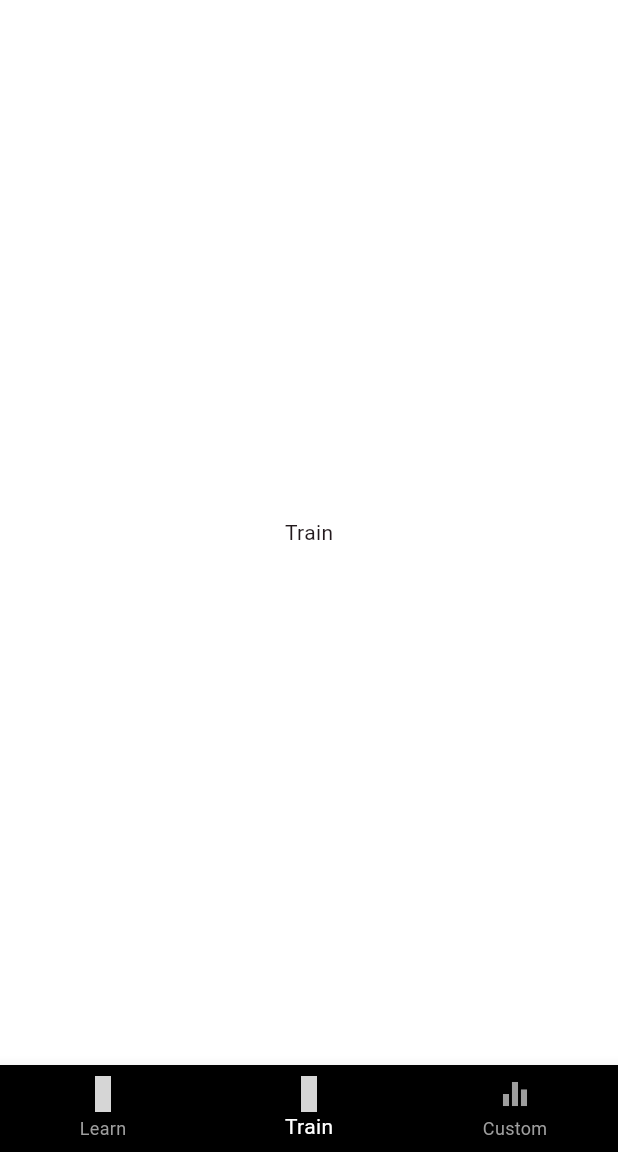
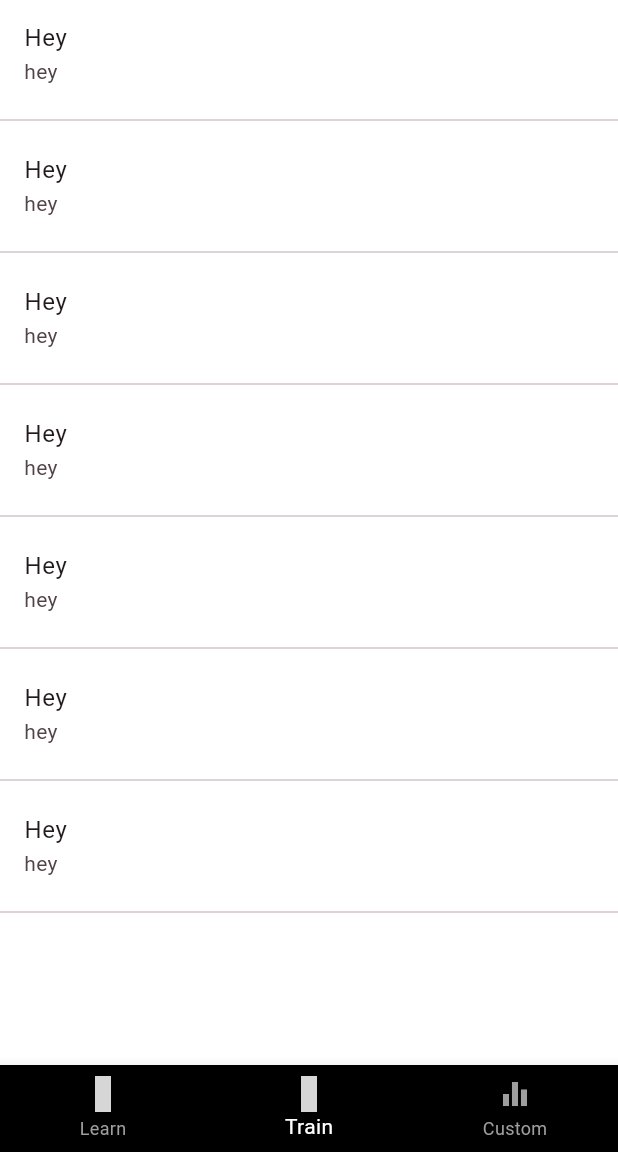
Before and after one commit to gruvw/numly, a Flutter app: the screen it shows after launch, on a phone screen of 412 x 824 dp, the part 84-1236 px from its top. Run offline on Flutter 3.47's test engine with Material 3 defaults, Android fonts, the light colour scheme and no system bars; our stand-ins replace flutter_hooks, gap, material_symbols_icons; grey boxes are pictures that could not be loaded.

Commit message:
feat: start category display ui

```diff
--- /dev/null
+++ b/src/lib/views/pages/overview_page/screens/components/category_item.dart
@@ -0,0 +1,13 @@
+import "package:flutter/material.dart";
+
+class CategoryItem extends StatelessWidget {
+  const CategoryItem({super.key});
+
+  @override
+  Widget build(BuildContext context) {
+    return ListTile(
+      title: Text("Hey"),
+      subtitle: Text("hey"),
+    );
+  }
+}
--- a/src/lib/views/pages/overview_page/screens/learn_screen.dart
+++ b/src/lib/views/pages/overview_page/screens/learn_screen.dart
@@ -5,8 +5,6 @@ class LearnScreen extends StatelessWidget {
 
   @override
   Widget build(BuildContext context) {
-    return Center(
-      child: Text("Learn"),
-    );
+    return Placeholder();
   }
 }
--- a/src/lib/views/pages/overview_page/screens/train_screen.dart
+++ b/src/lib/views/pages/overview_page/screens/train_screen.dart
@@ -1,12 +1,32 @@
 import "package:flutter/material.dart";
+import "package:numly/views/pages/overview_page/screens/components/category_item.dart";
 
 class TrainScreen extends StatelessWidget {
   const TrainScreen({super.key});
 
   @override
   Widget build(BuildContext context) {
-    return Center(
-      child: Text("Train"),
+    final items = [
+      CategoryItem(),
+      CategoryItem(),
+      CategoryItem(),
+      CategoryItem(),
+      CategoryItem(),
+      CategoryItem(),
+      CategoryItem(),
+    ];
+
+    return SingleChildScrollView(
+      child: Column(
+        children: items.map((item) {
+          return Column(
+            children: [
+              item,
+              Divider(),
+            ],
+          );
+        }).toList(),
+      ),
     );
   }
 }
```
Also changed, not shown: src/lib/views/pages/overview_page/screens/components/game_item.dart (added).
